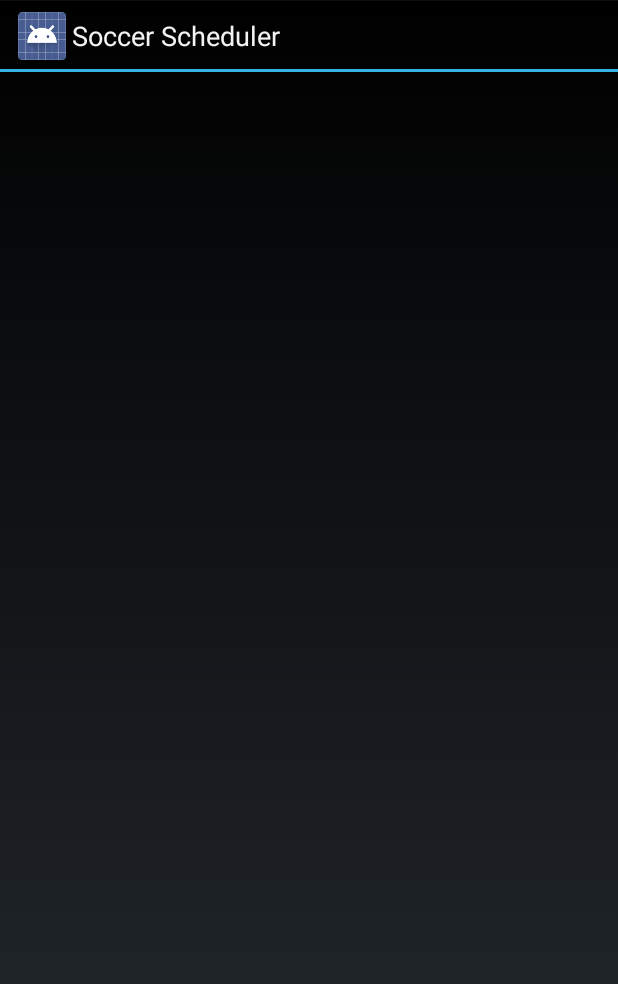
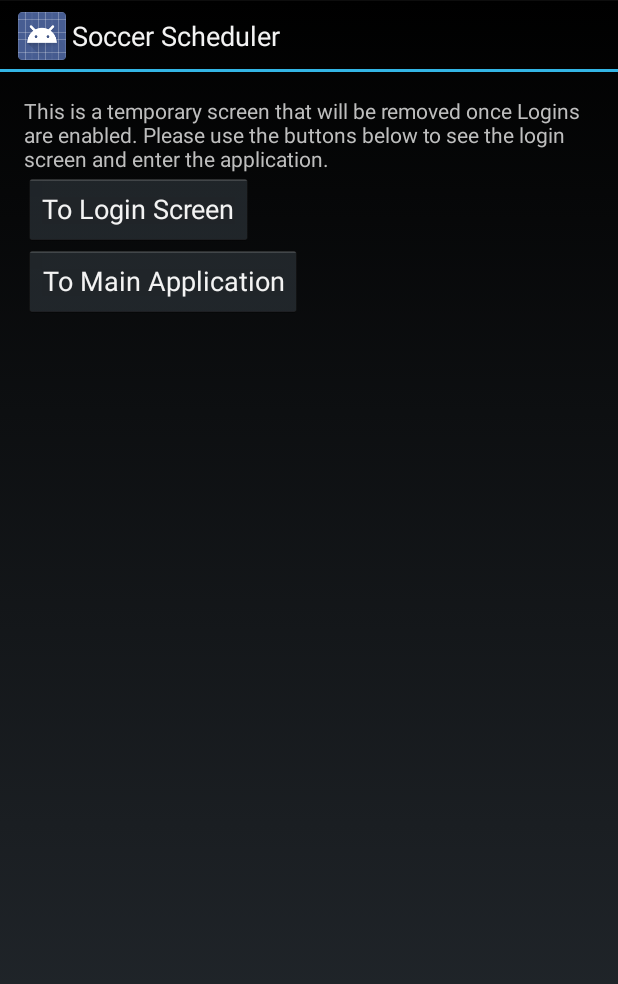
Before and after one commit to geeksbsmrt/APD2, an Android app: the screen it shows after launch (MainActivity), on a phone screen of 412 x 824 dp. Shown: the top 984 px of the screen. Run offline under Robolectric (Android 15) with nearby library versions, the phone set to English and light mode, and no system bars; 3 statements that could not run were skipped.

```diff
--- a/SoccerScheduler/app/src/main/java/com/adamcrawford/soccerscheduler/Fragment_MainActivity.java
+++ b/SoccerScheduler/app/src/main/java/com/adamcrawford/soccerscheduler/Fragment_MainActivity.java
@@ -5,6 +5,9 @@ import android.os.Bundle;
 import android.view.LayoutInflater;
 import android.view.View;
 import android.view.ViewGroup;
+import android.widget.Button;
+
+import com.parse.ui.ParseLoginBuilder;
 
 /**
  * Author:  Adam Crawford
@@ -22,7 +25,33 @@ public class Fragment_MainActivity extends Fragment {
     public View onCreateView(LayoutInflater inflater, ViewGroup container,
                              Bundle savedInstanceState) {
         View rootView = inflater.inflate(R.layout.fragment_main, container, false);
+
+        Button tempEnter = (Button) rootView.findViewById(R.id.tempEnter);
+        Button tempLogin = (Button) rootView.findViewById(R.id.tempLogin);
+
+        tempEnter.setOnClickListener(new View.OnClickListener() {
+            @Override
+            public void onClick(View view) {
+                Fragment_VenueList fvl = new Fragment_VenueList();
+                getFragmentManager().beginTransaction().replace(R.id.container, fvl).addToBackStack(null).commit();
+            }
+        });
+
+        tempLogin.setOnClickListener(new View.OnClickListener() {
+            @Override
+            public void onClick(View view) {
+                ParseLoginBuilder builder = new ParseLoginBuilder(getActivity());
+                startActivityForResult(builder.build(), 0);
+            }
+        });
+
         return rootView;
     }
 
+    @Override
+    public void onCreate(Bundle savedInstanceState) {
+        super.onCreate(savedInstanceState);
+
+
+    }
 }
--- a/SoccerScheduler/app/src/main/res/layout/fragment_main.xml
+++ b/SoccerScheduler/app/src/main/res/layout/fragment_main.xml
@@ -8,4 +8,23 @@
     android:paddingBottom="@dimen/activity_vertical_margin"
     tools:context=".MainActivity">
 
+    <TextView
+        android:layout_width="fill_parent"
+        android:layout_height="wrap_content"
+        android:text="@string/tempDesc"
+        android:id="@+id/tempDesc"/>
+
+    <Button
+        android:layout_width="wrap_content"
+        android:layout_height="wrap_content"
+        android:text="@string/tempLogin"
+        android:id="@+id/tempLogin"
+        android:layout_below="@id/tempDesc"/>
+    <Button
+        android:layout_width="wrap_content"
+        android:layout_height="wrap_content"
+        android:text="@string/tempEnter"
+        android:id="@+id/tempEnter"
+        android:layout_below="@id/tempLogin"/>
+
 </RelativeLayout>
--- a/SoccerScheduler/app/src/main/res/values/strings.xml
+++ b/SoccerScheduler/app/src/main/res/values/strings.xml
@@ -4,4 +4,12 @@
         <item>public_profile</item>
         <item>user_friends</item>
     </string-array>
+    <string name="venueName">Venue Name</string>
+    <string name="venueLoc">Venue Location</string>
+    <string name="tempLogin">To Login Screen</string>
+    <string name="tempEnter">To Main Application</string>
+    <string name="tempDesc">This is a temporary screen that will be removed once Logins are enabled.
+    Please use the buttons below to see the login screen and enter the application.</string>
+    <string name="tempVenue">To Venue Details</string>
+    <string name="tempGame">To Game Details</string>
 </resources>
```
Also changed, not shown: SoccerScheduler/app/src/main/java/com/adamcrawford/soccerscheduler/Fragment_VenueDetails.java (added, +26 -0 lines), SoccerScheduler/app/src/main/java/com/adamcrawford/soccerscheduler/Fragment_VenueList.java (added, +36 -0 lines), SoccerScheduler/app/src/main/java/com/adamcrawford/soccerscheduler/GameItem.java (added, +17 -0 lines), SoccerScheduler/app/src/main/java/com/adamcrawford/soccerscheduler/VenueItem.java (added, +17 -0 lines), SoccerScheduler/app/src/main/res/layout/fragment_venue_details.xml (added, +14 -0 lines), SoccerScheduler/app/src/main/res/layout/fragment_venue_list.xml (added, +18 -0 lines), SoccerScheduler/app/src/main/res/layout/item_venue.xml (added, +19 -0 lines), 3 other files.
